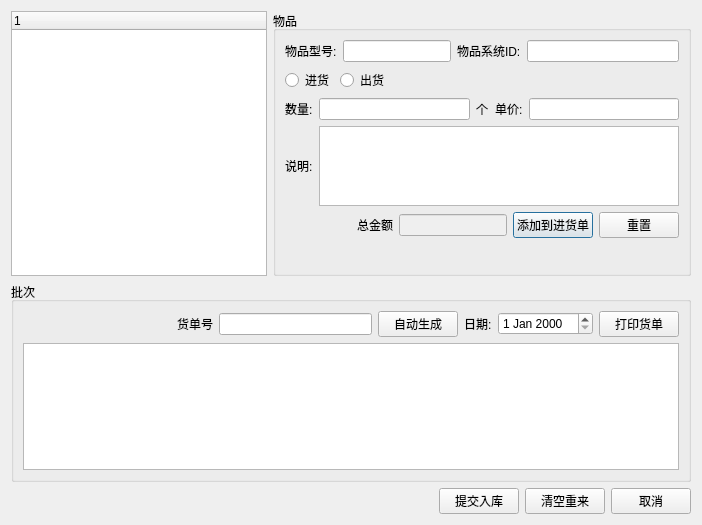
This is python_study/src/ims/ui/DlgInOutArticle.ui in jiang520/goodstart as Qt 5 draws it before an edit. The edited form follows.
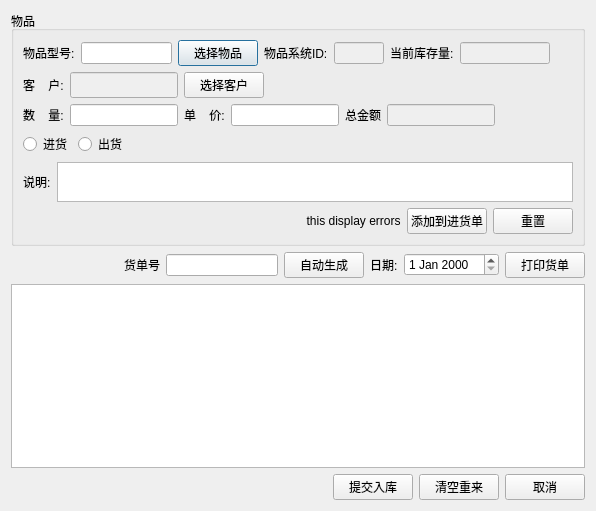
This is the edited form.

Patch:
```diff
--- a/python_study/src/ims/ui/DlgInOutArticle.ui
+++ b/python_study/src/ims/ui/DlgInOutArticle.ui
@@ -6,8 +6,8 @@
    <rect>
     <x>0</x>
     <y>0</y>
-    <width>702</width>
-    <height>525</height>
+    <width>596</width>
+    <height>511</height>
    </rect>
   </property>
   <property name="windowTitle">
@@ -16,27 +16,6 @@
   <layout class="QVBoxLayout" name="verticalLayout_2">
    <item>
     <layout class="QHBoxLayout" name="horizontalLayout_9">
-     <item>
-      <widget class="QTreeWidget" name="treeWidget">
-       <property name="sizePolicy">
-        <sizepolicy hsizetype="Minimum" vsizetype="Expanding">
-         <horstretch>0</horstretch>
-         <verstretch>0</verstretch>
-        </sizepolicy>
-       </property>
-       <property name="maximumSize">
-        <size>
-         <width>16777215</width>
-         <height>16777215</height>
-        </size>
-       </property>
-       <column>
-        <property name="text">
-         <string notr="true">1</string>
-        </property>
-       </column>
-      </widget>
-     </item>
      <item>
       <widget class="QGroupBox" name="groupBox">
        <property name="title">
@@ -62,6 +41,16 @@
             </property>
            </widget>
           </item>
+          <item>
+           <widget class="QPushButton" name="pushButton_selectArticle">
+            <property name="text">
+             <string>选择物品</string>
+            </property>
+            <property name="flat">
+             <bool>false</bool>
+            </property>
+           </widget>
+          </item>
           <item>
            <widget class="QLabel" name="label_8">
             <property name="text">
@@ -70,13 +59,186 @@
            </widget>
           </item>
           <item>
-           <widget class="QLineEdit" name="lineEdit_articleid"/>
+           <widget class="QLineEdit" name="lineEdit_articleid">
+            <property name="enabled">
+             <bool>false</bool>
+            </property>
+            <property name="sizePolicy">
+             <sizepolicy hsizetype="Minimum" vsizetype="Fixed">
+              <horstretch>0</horstretch>
+              <verstretch>0</verstretch>
+             </sizepolicy>
+            </property>
+            <property name="maximumSize">
+             <size>
+              <width>50</width>
+              <height>16777215</height>
+             </size>
+            </property>
+           </widget>
+          </item>
+          <item>
+           <widget class="QLabel" name="label_10">
+            <property name="text">
+             <string>当前库存量:</string>
+            </property>
+           </widget>
+          </item>
+          <item>
+           <widget class="QLineEdit" name="lineEdit_remain">
+            <property name="enabled">
+             <bool>false</bool>
+            </property>
+            <property name="sizePolicy">
+             <sizepolicy hsizetype="Preferred" vsizetype="Fixed">
+              <horstretch>0</horstretch>
+              <verstretch>0</verstretch>
+             </sizepolicy>
+            </property>
+           </widget>
+          </item>
+          <item>
+           <spacer name="horizontalSpacer_7">
+            <property name="orientation">
+             <enum>Qt::Horizontal</enum>
+            </property>
+            <property name="sizeHint" stdset="0">
+             <size>
+              <width>40</width>
+              <height>20</height>
+             </size>
+            </property>
+           </spacer>
           </item>
          </layout>
         </item>
         <item>
          <layout class="QHBoxLayout" name="horizontalLayout_3">
           <item>
+           <widget class="QLabel" name="label_9">
+            <property name="text">
+             <string>客    户:</string>
+            </property>
+           </widget>
+          </item>
+          <item>
+           <widget class="QLineEdit" name="lineEdit_client">
+            <property name="enabled">
+             <bool>false</bool>
+            </property>
+            <property name="sizePolicy">
+             <sizepolicy hsizetype="Preferred" vsizetype="Preferred">
+              <horstretch>0</horstretch>
+              <verstretch>0</verstretch>
+             </sizepolicy>
+            </property>
+           </widget>
+          </item>
+          <item>
+           <widget class="QPushButton" name="pushButton_selectclient">
+            <property name="text">
+             <string>选择客户</string>
+            </property>
+            <property name="flat">
+             <bool>false</bool>
+            </property>
+           </widget>
+          </item>
+          <item>
+           <spacer name="horizontalSpacer">
+            <property name="orientation">
+             <enum>Qt::Horizontal</enum>
+            </property>
+            <property name="sizeHint" stdset="0">
+             <size>
+              <width>40</width>
+              <height>20</height>
+             </size>
+            </property>
+           </spacer>
+          </item>
+         </layout>
+        </item>
+        <item>
+         <layout class="QHBoxLayout" name="horizontalLayout_2">
+          <item>
+           <widget class="QLabel" name="label">
+            <property name="text">
+             <string>数    量:</string>
+            </property>
+           </widget>
+          </item>
+          <item>
+           <widget class="QLineEdit" name="lineEdit_count">
+            <property name="sizePolicy">
+             <sizepolicy hsizetype="Preferred" vsizetype="Fixed">
+              <horstretch>0</horstretch>
+              <verstretch>0</verstretch>
+             </sizepolicy>
+            </property>
+           </widget>
+          </item>
+          <item>
+           <widget class="QLabel" name="label_price">
+            <property name="text">
+             <string>单    价:</string>
+            </property>
+           </widget>
+          </item>
+          <item>
+           <widget class="QLineEdit" name="lineEdit_price">
+            <property name="sizePolicy">
+             <sizepolicy hsizetype="Preferred" vsizetype="Fixed">
+              <horstretch>0</horstretch>
+              <verstretch>0</verstretch>
+             </sizepolicy>
+            </property>
+           </widget>
+          </item>
+          <item>
+           <widget class="QLabel" name="label_total">
+            <property name="sizePolicy">
+             <sizepolicy hsizetype="Preferred" vsizetype="Preferred">
+              <horstretch>0</horstretch>
+              <verstretch>0</verstretch>
+             </sizepolicy>
+            </property>
+            <property name="text">
+             <string>总金额</string>
+            </property>
+           </widget>
+          </item>
+          <item>
+           <widget class="QLineEdit" name="lineEdit">
+            <property name="enabled">
+             <bool>false</bool>
+            </property>
+            <property name="sizePolicy">
+             <sizepolicy hsizetype="Preferred" vsizetype="Fixed">
+              <horstretch>0</horstretch>
+              <verstretch>0</verstretch>
+             </sizepolicy>
+            </property>
+           </widget>
+          </item>
+          <item>
+           <spacer name="horizontalSpacer_3">
+            <property name="orientation">
+             <enum>Qt::Horizontal</enum>
+            </property>
+            <property name="sizeHint" stdset="0">
+             <size>
+              <width>40</width>
+              <height>20</height>
+             </size>
+            </property>
+           </spacer>
+          </item>
+         </layout>
+        </item>
+        <item>
+         <layout class="QHBoxLayout" name="horizontalLayout">
+          <item>
            <widget class="QRadioButton" name="radioButton_in">
             <property name="text">
              <string>进货</string>
@@ -91,7 +253,7 @@
            </widget>
           </item>
           <item>
-           <spacer name="horizontalSpacer_3">
+           <spacer name="horizontalSpacer_5">
             <property name="orientation">
              <enum>Qt::Horizontal</enum>
             </property>
@@ -105,40 +267,6 @@
           </item>
          </layout>
         </item>
-        <item>
-         <layout class="QHBoxLayout" name="horizontalLayout_2">
-          <item>
-           <widget class="QLabel" name="label">
-            <property name="text">
-             <string>数量:</string>
-            </property>
-           </widget>
-          </item>
-          <item>
-           <widget class="QLineEdit" name="lineEdit_count"/>
-          </item>
-          <item>
-           <widget class="QLabel" name="label_7">
-            <property name="text">
-             <string>个</string>
-            </property>
-           </widget>
-          </item>
-          <item>
-           <widget class="QLabel" name="label_2">
-            <property name="text">
-             <string>单价:</string>
-            </property>
-           </widget>
-          </item>
-          <item>
-           <widget class="QLineEdit" name="lineEdit_price"/>
-          </item>
-         </layout>
-        </item>
-        <item>
-         <layout class="QHBoxLayout" name="horizontalLayout"/>
-        </item>
         <item>
          <layout class="QHBoxLayout" name="horizontalLayout_4">
           <item>
@@ -159,7 +287,7 @@
             <property name="maximumSize">
              <size>
               <width>16777215</width>
-              <height>80</height>
+              <height>40</height>
              </size>
             </property>
            </widget>
@@ -169,7 +297,7 @@
         <item>
          <layout class="QHBoxLayout" name="horizontalLayout_6">
           <item>
-           <spacer name="horizontalSpacer">
+           <spacer name="horizontalSpacer_6">
             <property name="orientation">
              <enum>Qt::Horizontal</enum>
             </property>
@@ -182,28 +310,9 @@
            </spacer>
           </item>
           <item>
-           <widget class="QLabel" name="label_total">
-            <property name="sizePolicy">
-             <sizepolicy hsizetype="Preferred" vsizetype="Preferred">
-              <horstretch>0</horstretch>
-              <verstretch>0</verstretch>
-             </sizepolicy>
-            </property>
+           <widget class="QLabel" name="label_tips">
             <property name="text">
-             <string>总金额</string>
-            </property>
-           </widget>
-          </item>
-          <item>
-           <widget class="QLineEdit" name="lineEdit">
-            <property name="enabled">
-             <bool>false</bool>
-            </property>
-            <property name="sizePolicy">
-             <sizepolicy hsizetype="Preferred" vsizetype="Fixed">
-              <horstretch>0</horstretch>
-              <verstretch>0</verstretch>
-             </sizepolicy>
+             <string>        this display errors</string>
             </property>
            </widget>
           </item>
@@ -223,30 +332,11 @@
           </item>
          </layout>
         </item>
-        <item>
-         <spacer name="verticalSpacer">
-          <property name="orientation">
-           <enum>Qt::Vertical</enum>
-          </property>
-          <property name="sizeHint" stdset="0">
-           <size>
-            <width>20</width>
-            <height>40</height>
-           </size>
-          </property>
-         </spacer>
-        </item>
        </layout>
       </widget>
      </item>
     </layout>
    </item>
-   <item>
-    <widget class="QGroupBox" name="groupBox_2">
-     <property name="title">
-      <string>批次</string>
-     </property>
-     <layout class="QVBoxLayout" name="verticalLayout_3">
       <item>
        <layout class="QHBoxLayout" name="horizontalLayout_7">
         <item>
@@ -300,15 +390,18 @@
       </item>
       <item>
        <widget class="QTableView" name="tableView">
+     <property name="sizePolicy">
+      <sizepolicy hsizetype="Preferred" vsizetype="Expanding">
+       <horstretch>0</horstretch>
+       <verstretch>0</verstretch>
+      </sizepolicy>
+     </property>
         <property name="maximumSize">
          <size>
           <width>16777215</width>
-          <height>140</height>
-         </size>
-        </property>
-       </widget>
-      </item>
-     </layout>
+       <height>16777215</height>
+      </size>
+     </property>
     </widget>
    </item>
    <item>
```
Lines whose indentation alone changed are shown as unchanged.
